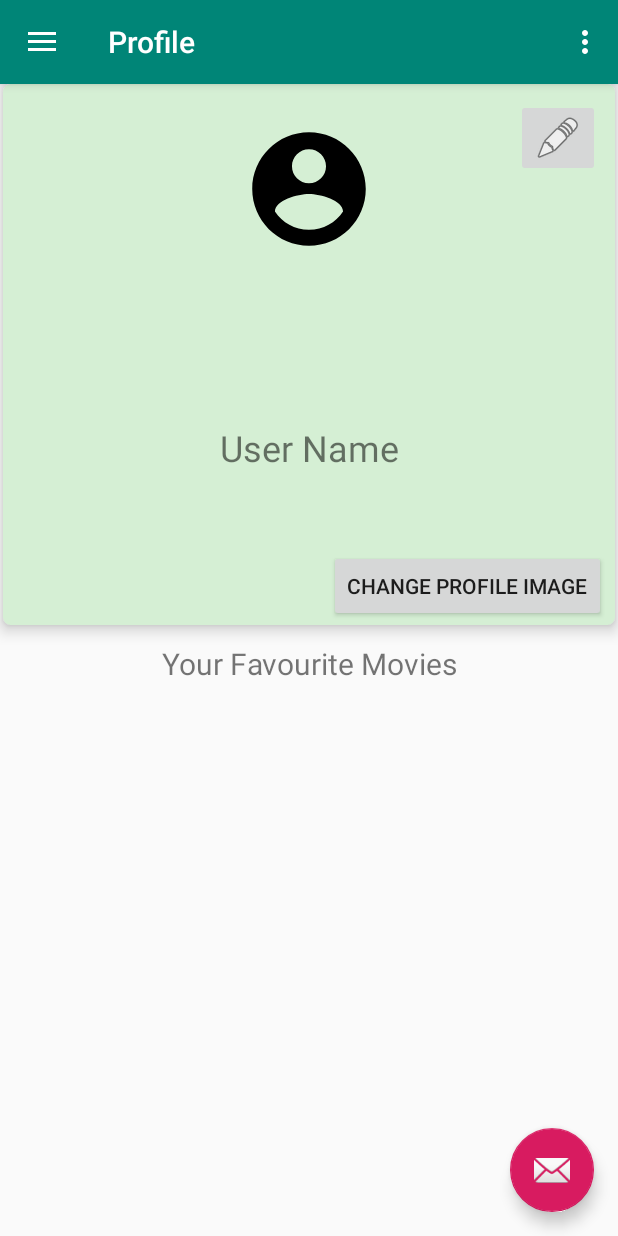
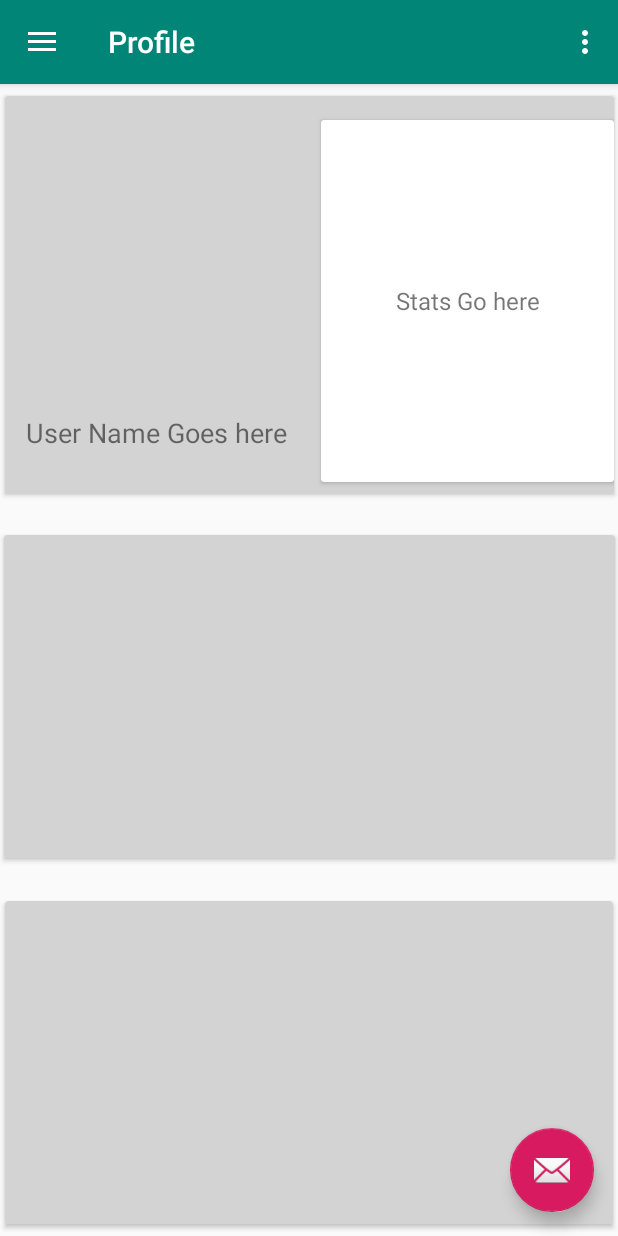
Before and after one commit to jaypatelgit85/Capstone_Project, an Android app: the HomePage screen opened directly, with no data from a screen before it, in the side drawer, after a tap on "Profile", on a phone screen of 412 x 824 dp. Run offline under Robolectric (Android 15) with nearby library versions, the phone set to English and light mode, and no system bars; our stand-ins replace Volley, navigation-ui; network calls fail.

Commit message:
profile and other design changes

```diff
--- a/app/src/main/java/patel/mohawk/capstoneproject/HomePage.java
+++ b/app/src/main/java/patel/mohawk/capstoneproject/HomePage.java
@@ -1,6 +1,7 @@
 package patel.mohawk.capstoneproject;
 
 
+import android.content.Context;
 import android.content.Intent;
 import android.database.Cursor;
 import android.graphics.BitmapFactory;
@@ -46,19 +47,24 @@ import patel.mohawk.capstoneproject.ui.home.HomeFragment;
 
 public class HomePage extends AppCompatActivity{
     private static final String TAG = "MainActivity";
-    private String[] mDataset;
     private ArrayAdapter<String> myAdapter;
     private static int RESULT_LOAD_IMAGE = 1;
     private AppBarConfiguration mAppBarConfiguration;
-
+    Context context;
+    Context homePage;
 
     @Override
     protected void onCreate(Bundle savedInstanceState) {
         super.onCreate(savedInstanceState);
 
         setContentView(R.layout.activity_home_page);
+        context = getBaseContext();
+        homePage = getApplicationContext();
+        Log.d("activity2",context+"");
+        Log.d("activity",homePage+"");
         Toolbar toolbar = findViewById(R.id.toolbar);
         setSupportActionBar(toolbar);
+        context =  getBaseContext();
         DrawerLayout drawer = findViewById(R.id.drawer_layout);
         NavigationView navigationView = findViewById(R.id.nav_view);
         // Passing each menu ID as a set of Ids because each
@@ -68,7 +74,7 @@ public class HomePage extends AppCompatActivity{
                 R.id.nav_tools, R.id.nav_map)
                 .setDrawerLayout(drawer)
                 .build();
-        mDataset = new String[]{"Cheese", "Pepperoni", "Black Olives"};
+
         NavController navController = Navigation.findNavController(this, R.id.nav_host_fragment);
         NavigationUI.setupActionBarWithNavController(this, navController, mAppBarConfiguration);
         NavigationUI.setupWithNavController(navigationView, navController);
@@ -76,6 +82,7 @@ public class HomePage extends AppCompatActivity{
 //        initBitmapImages();
 
     }
+
 
 
     @Override
@@ -115,8 +122,8 @@ public class HomePage extends AppCompatActivity{
             String picturePath = cursor.getString(columnIndex);
             cursor.close();
 
-            ImageView imageView = (ImageView) findViewById(R.id.imageView2);
-            imageView.setImageBitmap(BitmapFactory.decodeFile(picturePath));
+//            ImageView imageView = (ImageView) findViewById(R.id.imageView2);
+//            imageView.setImageBitmap(BitmapFactory.decodeFile(picturePath));
 
         }
 
--- a/app/src/main/java/patel/mohawk/capstoneproject/MainActivity.java
+++ b/app/src/main/java/patel/mohawk/capstoneproject/MainActivity.java
@@ -125,14 +125,12 @@ public class MainActivity extends AppCompatActivity {
 
     public void goToHomePage(){
 
-        Intent intent = new Intent(this,HomePage.class);
+        Intent intent = new Intent(this,ShowMovie.class);
         startActivity(intent);
 
     }
 
 
-public void homepage(View view) {
-    }
 
     public void abc(View view) {
         Intent intent = new Intent(this,HomePage.class);
--- a/app/src/main/java/patel/mohawk/capstoneproject/ui/home/HomeFragment.java
+++ b/app/src/main/java/patel/mohawk/capstoneproject/ui/home/HomeFragment.java
@@ -1,5 +1,7 @@
 package patel.mohawk.capstoneproject.ui.home;
 
+import android.app.Activity;
+import android.content.Context;
 import android.graphics.Bitmap;
 import android.graphics.BitmapFactory;
 import android.os.AsyncTask;
@@ -35,6 +37,7 @@ import org.json.JSONObject;
 import org.w3c.dom.Text;
 
 import java.io.IOException;
+import java.lang.reflect.Field;
 import java.net.MalformedURLException;
 import java.net.URL;
 import java.util.ArrayList;
@@ -52,6 +55,8 @@ public class HomeFragment extends Fragment {
     Button searchButton;
     View intialRoot;
     String[] identifiers;
+    Activity activity;
+    Context context;
 
 
     public View onCreateView(@NonNull LayoutInflater inflater,
@@ -60,10 +65,11 @@ public class HomeFragment extends Fragment {
                 ViewModelProviders.of(this).get(HomeViewModel.class);
         View root = inflater.inflate(R.layout.fragment_home, container, false);
         intialRoot = root;
+        activity = getActivity();
+        context = activity.getBaseContext();
+        Log.d("activity",context+"");
 //        initBitmapImages();
         requestQueue = Volley.newRequestQueue(root.getContext());
-
-
         searchButton = root.findViewById(R.id.serachForMovie);
 // Register the onClick listener with the implementation above
 
@@ -126,8 +132,7 @@ public class HomeFragment extends Fragment {
     private void initRecyleerView(){
 
         RecyclerView recyclerView = intialRoot.findViewById(R.id.moviesListRecyclerView);
-        RecyclerViewAdapter recyclerViewAdapter = new RecyclerViewAdapter(mNames,mImages,intialRoot.getContext());
-
+        RecyclerViewAdapter recyclerViewAdapter = new RecyclerViewAdapter(mNames,mImages,intialRoot.getContext(),context);
         recyclerView.setAdapter(recyclerViewAdapter);
         recyclerView.setLayoutManager(new LinearLayoutManager(intialRoot.getContext()));
 
@@ -172,4 +177,5 @@ public class HomeFragment extends Fragment {
     }
 
 
+
 }
--- a/app/src/main/java/patel/mohawk/capstoneproject/ui/profile/ProfileFragment.java
+++ b/app/src/main/java/patel/mohawk/capstoneproject/ui/profile/ProfileFragment.java
@@ -25,8 +25,8 @@ public class ProfileFragment extends Fragment {
                 ViewModelProviders.of(this).get(ProfileViewModel.class);
         View root = inflater.inflate(R.layout.fragment_profile, container, false);
 
-        ImageView img = root.findViewById(R.id.imageView2);
-        img.setImageResource(R.drawable.ic_launcher_foreground);
+//        ImageView img = root.findViewById(R.id.imageView2);
+//        img.setImageResource(R.drawable.ic_launcher_foreground);
         return root;
     }
 }
--- a/app/src/main/res/layout/fragment_profile.xml
+++ b/app/src/main/res/layout/fragment_profile.xml
@@ -1,22 +1,22 @@
 <?xml version="1.0" encoding="utf-8"?>
-<androidx.constraintlayout.widget.ConstraintLayout xmlns:android="http://schemas.android.com/apk/res/android"
+<RelativeLayout xmlns:android="http://schemas.android.com/apk/res/android"
     xmlns:app="http://schemas.android.com/apk/res-auto"
     xmlns:tools="http://schemas.android.com/tools"
     android:layout_width="match_parent"
+    android:id="@+id/profileFragment"
+    android:layout_height="match_parent">
+    <androidx.constraintlayout.widget.ConstraintLayout
+        android:layout_width="match_parent"
         android:layout_height="match_parent">
 
+
         <androidx.cardview.widget.CardView
-        android:id="@+id/cardView"
-        android:layout_width="0dp"
-        android:layout_height="0dp"
-        android:layout_marginStart="2dp"
-        android:layout_marginEnd="2dp"
-        android:layout_marginBottom="12dp"
-        app:cardBackgroundColor="#d5efd4"
-        app:cardCornerRadius="5dp"
-        app:cardElevation="6dp"
-        app:cardMaxElevation="10dp"
-        app:layout_constraintBottom_toTopOf="@+id/favTextView"
+            android:id="@+id/cardView3"
+            android:layout_width="406dp"
+            android:layout_height="265dp"
+            android:layout_marginBottom="10dp"
+            app:cardBackgroundColor="#d3d3d3"
+            app:layout_constraintBottom_toTopOf="@+id/cardView"
             app:layout_constraintEnd_toEndOf="parent"
             app:layout_constraintStart_toStartOf="parent"
             app:layout_constraintTop_toTopOf="parent">
@@ -26,84 +26,93 @@
                 android:layout_height="match_parent">
 
                 <ImageView
-                android:id="@+id/imageView2"
-                android:layout_width="wrap_content"
-                android:layout_height="wrap_content"
+                    android:id="@+id/imageView5"
+                    android:layout_width="177dp"
+                    android:layout_height="171dp"
+                    android:layout_marginStart="16dp"
+                    android:layout_marginTop="16dp"
+                    app:layout_constraintStart_toStartOf="parent"
+                    app:layout_constraintTop_toTopOf="parent"
+                    tools:srcCompat="@tools:sample/avatars[0]" />
+
+                <TextView
+                    android:id="@+id/textView5"
+                    android:layout_width="176dp"
+                    android:layout_height="52dp"
+                    android:layout_marginTop="11dp"
+                    android:layout_marginEnd="22dp"
+                    android:gravity="center"
+                    android:text="User Name Goes here"
+                    android:textSize="18sp"
+                    app:layout_constraintEnd_toStartOf="@+id/cardView8"
+                    app:layout_constraintTop_toBottomOf="@+id/imageView5" />
+
+                <androidx.cardview.widget.CardView
+                    android:id="@+id/cardView8"
+                    android:layout_width="195dp"
+                    android:layout_height="241dp"
                     android:layout_marginTop="16dp"
                     app:layout_constraintEnd_toEndOf="parent"
-                app:layout_constraintStart_toStartOf="parent"
-                app:layout_constraintTop_toTopOf="parent"
-                tools:srcCompat="@tools:sample/avatars" />
+                    app:layout_constraintTop_toTopOf="parent">
 
                     <TextView
-                android:id="@+id/userName"
-                android:layout_width="0dp"
-                android:layout_height="wrap_content"
-                android:layout_marginStart="29dp"
-                android:layout_marginEnd="29dp"
-                android:layout_marginBottom="52dp"
-                android:autoSizeTextType="uniform"
+                        android:id="@+id/textView6"
+                        android:layout_width="match_parent"
+                        android:layout_height="match_parent"
                         android:gravity="center"
-                android:text="User Name"
-                android:textSize="24sp"
-                app:layout_constraintBottom_toTopOf="@+id/changeImage"
-                app:layout_constraintEnd_toEndOf="parent"
-                app:layout_constraintHorizontal_bias="0.0"
-                app:layout_constraintStart_toStartOf="parent" />
+                        android:text="Stats Go here"
+                        android:textSize="16sp" />
+                </androidx.cardview.widget.CardView>
+            </androidx.constraintlayout.widget.ConstraintLayout>
 
-            <Button
-                android:id="@+id/changeImage"
-                android:layout_width="wrap_content"
-                android:layout_height="wrap_content"
-                android:layout_marginEnd="6dp"
-                android:layout_marginBottom="2dp"
-                android:onClick="changeProfilePicture"
-                android:text="Change Profile Image"
-                app:layout_constraintBottom_toBottomOf="parent"
-                app:layout_constraintEnd_toEndOf="parent" />
-
-            <ImageButton
-                android:id="@+id/imageButton"
-                android:layout_width="wrap_content"
-                android:layout_height="wrap_content"
-                android:layout_marginTop="10dp"
-                android:layout_marginEnd="10dp"
-                app:layout_constraintEnd_toEndOf="parent"
-                app:layout_constraintTop_toTopOf="parent"
-                app:srcCompat="@android:drawable/ic_menu_edit" />
-
-        </androidx.constraintlayout.widget.ConstraintLayout>
         </androidx.cardview.widget.CardView>
 
-    <TextView
-        android:id="@+id/favTextView"
-        android:layout_width="wrap_content"
-        android:layout_height="wrap_content"
-        android:layout_marginBottom="6dp"
-        android:gravity="center"
-        android:text="Your Favourite Movies"
-        android:textSize="20sp"
-        app:layout_constraintBottom_toTopOf="@+id/horizontalScrollView2"
+        <androidx.cardview.widget.CardView
+            android:id="@+id/cardView"
+            android:layout_width="407dp"
+            android:layout_height="215dp"
+            android:layout_marginTop="9dp"
+            android:layout_marginBottom="12dp"
+            app:cardBackgroundColor="#d3d3d3"
+            app:layout_constraintBottom_toTopOf="@+id/cardView4"
             app:layout_constraintEnd_toEndOf="parent"
             app:layout_constraintStart_toStartOf="parent"
-        app:layout_constraintTop_toBottomOf="@+id/cardView" />
+            app:layout_constraintTop_toBottomOf="@+id/cardView3">
 
-    <HorizontalScrollView
-        android:id="@+id/horizontalScrollView2"
-        android:layout_width="0dp"
-        android:layout_height="0dp"
-        android:layout_marginStart="1dp"
-        android:layout_marginEnd="1dp"
-        android:layout_marginBottom="1dp"
+
+            <androidx.recyclerview.widget.RecyclerView
+                android:layout_width="match_parent"
+                android:layout_height="match_parent"
+                android:scrollbars="horizontal" />
+        </androidx.cardview.widget.CardView>
+
+        <androidx.cardview.widget.CardView
+            android:id="@+id/cardView4"
+            android:layout_width="405dp"
+            android:layout_height="215dp"
+            android:layout_marginTop="9dp"
+            app:cardBackgroundColor="#d3d3d3"
             app:layout_constraintBottom_toBottomOf="parent"
             app:layout_constraintEnd_toEndOf="parent"
             app:layout_constraintStart_toStartOf="parent"
-        app:layout_constraintTop_toBottomOf="@+id/favTextView">
+            app:layout_constraintTop_toBottomOf="@+id/cardView">
 
-        <LinearLayout
-            android:layout_width="wrap_content"
-            android:layout_height="match_parent"
-            android:orientation="vertical" />
-    </HorizontalScrollView>
+            <androidx.constraintlayout.widget.ConstraintLayout
+                android:layout_width="match_parent"
+                android:layout_height="match_parent">
 
+                <androidx.recyclerview.widget.RecyclerView
+                    android:layout_width="403dp"
+                    android:layout_height="213dp"
+                    android:layout_marginTop="1dp"
+                    android:layout_marginEnd="1dp"
+                    android:scrollbars="horizontal"
+                    app:layout_constraintEnd_toEndOf="parent"
+                    app:layout_constraintTop_toTopOf="parent" />
             </androidx.constraintlayout.widget.ConstraintLayout>
+        </androidx.cardview.widget.CardView>
+    </androidx.constraintlayout.widget.ConstraintLayout>
+
+
+
+</RelativeLayout>
```
Also changed, not shown: app/src/main/AndroidManifest.xml (+6 -7 lines), app/src/main/java/patel/mohawk/capstoneproject/RecyclerViewAdapter.java (+25 -4 lines), app/src/main/java/patel/mohawk/capstoneproject/ShowMovie.java (added, +14 -0 lines), app/src/main/java/patel/mohawk/capstoneproject/searchMovie.java (deleted, +0 -7 lines), app/src/main/res/layout/activity_show_movie.xml (added, +99 -0 lines). Lines whose indentation alone changed are shown as unchanged.
